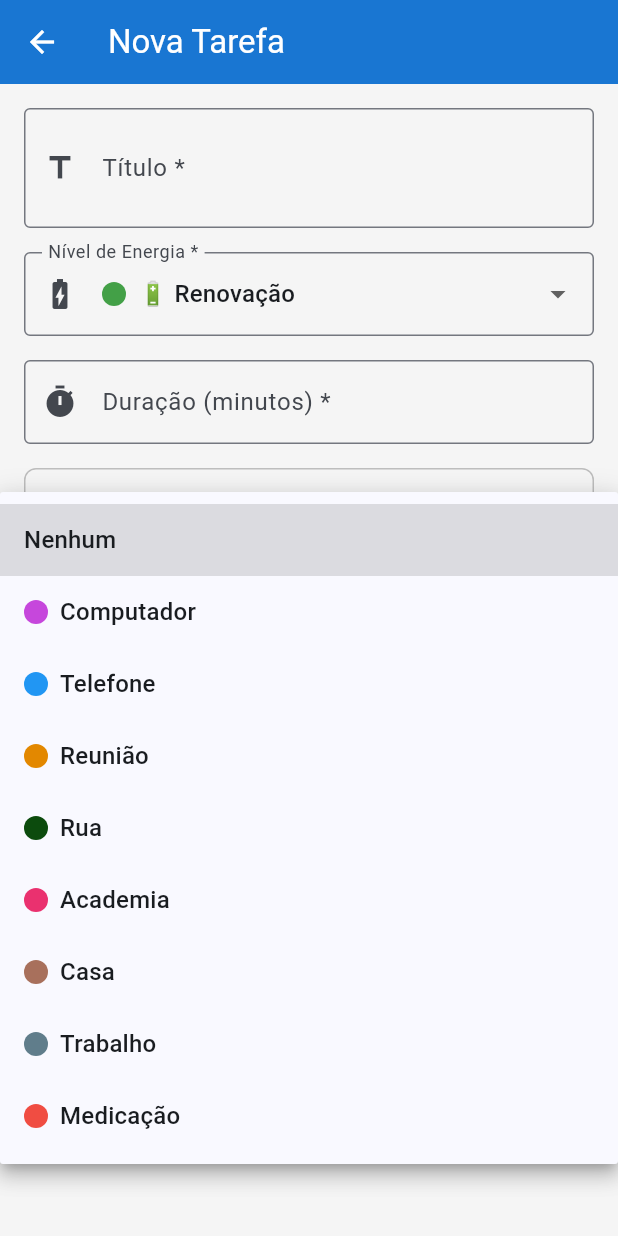
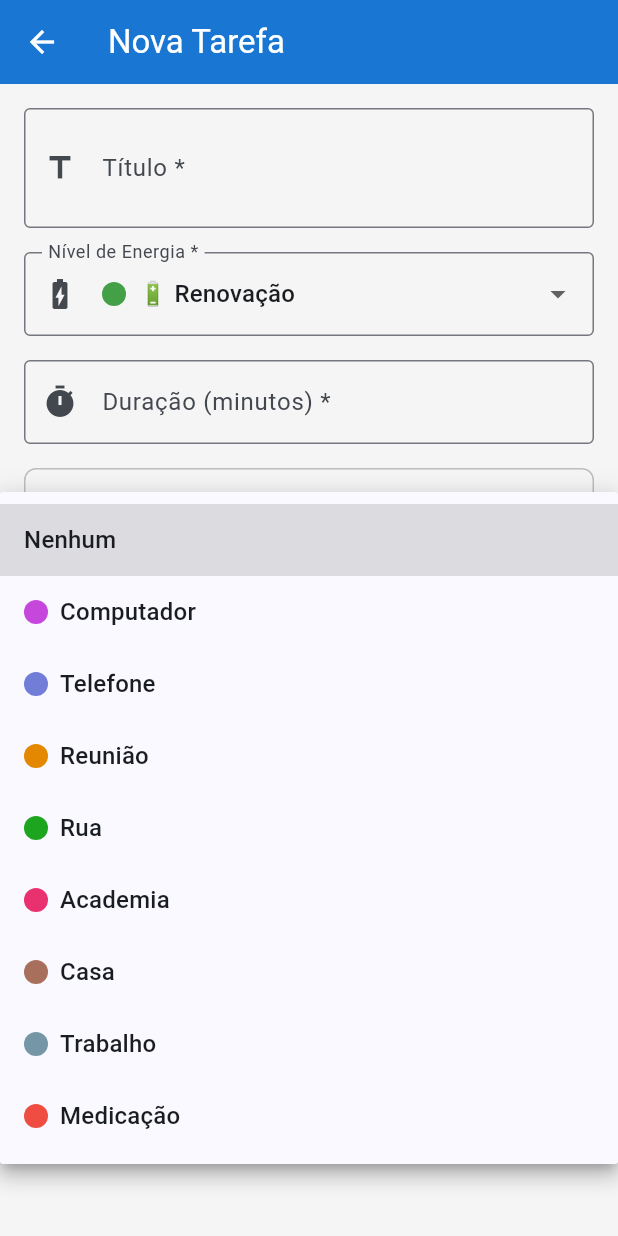
Before and after one commit to mathlaza/triade, a Flutter app: the AddTaskScreen screen opened directly with empty values, after a tap on "Nenhum", on a phone screen of 412 x 824 dp. Run offline on Flutter 3.47's test engine with Material 3 defaults, Android fonts, the phone set to English and light mode, and no system bars; our stand-ins replace fl_chart; network calls fail.

Commit message:
cor chipsets

```diff
--- a/triade-frontend/triade_app/lib/config/constants.dart
+++ b/triade-frontend/triade_app/lib/config/constants.dart
@@ -89,12 +89,12 @@ class ContextTags {
 class ContextColors {
   static const Map<String, Color> colors = {
     'Computador': Color.fromARGB(255, 198, 71, 220),    // Roxo
-    'Telefone': Color(0xFF2196F3),      // Azul
+    'Telefone': Color.fromARGB(255, 114, 125, 216),      // Azul
     'Reunião': Color.fromARGB(255, 227, 136, 0),       // Laranja
-    'Rua': Color.fromARGB(255, 12, 75, 13),           // Verde
+    'Rua': Color.fromARGB(255, 30, 165, 32),           // Verde
     'Academia': Color.fromARGB(255, 234, 49, 111),      // Rosa
     'Casa': Color.fromARGB(255, 168, 112, 92),          // Marrom
-    'Trabalho': Color(0xFF607D8B),      // Azul-cinza
+    'Trabalho': Color.fromARGB(255, 116, 150, 167),      // Azul-cinza
     'Medicação': Color.fromARGB(255, 240, 77, 66),     // Vermelho
   };
 
```
